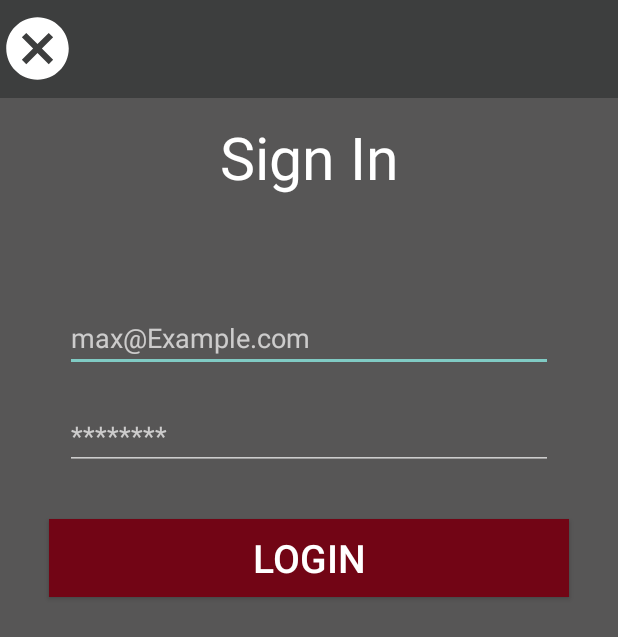
After one commit to ebrahemkofe/Delivery-boot, an Android app: the LoginActivity screen opened directly, with no data from a screen before it, on a phone screen of 412 x 824 dp. The commit adds this screen. Shown: the top 637 px of the screen. Run offline under Robolectric (Android 15) with nearby library versions, the phone set to English and light mode, and no system bars; our stand-ins replace sdp/ssp sizes.

Commit message:
Add Login Activity

```diff
--- a/app/src/main/AndroidManifest.xml
+++ b/app/src/main/AndroidManifest.xml
@@ -18,18 +18,18 @@
         android:roundIcon="@mipmap/ic_launcher_round"
         android:supportsRtl="true"
         android:theme="@style/Theme.AppCompat.NoActionBar">
-
-        <activity android:name=".ui.MainActivity"> </activity>
-
+        <activity
+            android:name=".ui.LoginActivity"
+            android:exported="false" />
+        <activity android:name=".ui.MainActivity"></activity>
         <activity android:name=".ui.side_menu">
             <intent-filter>
-            <action android:name="android.intent.action.MAIN" />
+                <action android:name="android.intent.action.MAIN" />
 
-            <category android:name="android.intent.category.LAUNCHER" />
-        </intent-filter>
+                <category android:name="android.intent.category.LAUNCHER" />
+            </intent-filter>
         </activity>
-
-        <activity android:name=".ui.ManualControlActivity"> </activity>
+        <activity android:name=".ui.ManualControlActivity"></activity>
     </application>
 
 </manifest>
--- /dev/null
+++ b/app/src/main/java/com/graduation/deliveryboot/ui/LoginActivity.java
@@ -0,0 +1,14 @@
+package com.graduation.deliveryboot.ui;
+
+import androidx.appcompat.app.AppCompatActivity;
+import android.os.Bundle;
+import com.graduation.deliveryboot.R;
+
+public class LoginActivity extends AppCompatActivity {
+
+    @Override
+    protected void onCreate(Bundle savedInstanceState) {
+        super.onCreate(savedInstanceState);
+        setContentView(R.layout.activity_login);
+    }
+}
--- /dev/null
+++ b/app/src/main/res/drawable/cancel_icon.xml
@@ -0,0 +1,5 @@
+<vector android:height="50dp" android:tint="#FFFFFF"
+    android:viewportHeight="24" android:viewportWidth="24"
+    android:width="50dp" xmlns:android="http://schemas.android.com/apk/res/android">
+    <path android:fillColor="@android:color/white" android:pathData="M12,2C6.47,2 2,6.47 2,12s4.47,10 10,10 10,-4.47 10,-10S17.53,2 12,2zM17,15.59L15.59,17 12,13.41 8.41,17 7,15.59 10.59,12 7,8.41 8.41,7 12,10.59 15.59,7 17,8.41 13.41,12 17,15.59z"/>
+</vector>
--- /dev/null
+++ b/app/src/main/res/layout/activity_login.xml
@@ -0,0 +1,67 @@
+<?xml version="1.0" encoding="utf-8"?>
+<RelativeLayout
+    xmlns:android="http://schemas.android.com/apk/res/android"
+    xmlns:app="http://schemas.android.com/apk/res-auto"
+    xmlns:tools="http://schemas.android.com/tools"
+    android:layout_width="match_parent"
+    android:layout_height="match_parent"
+    android:background="@color/greyBackground"
+    tools:context=".ui.LoginActivity">
+
+    <LinearLayout
+        android:layout_width="match_parent"
+        android:layout_height="@dimen/_50sdp"
+        android:gravity="center_vertical"
+        android:background="@color/darkGreyBackground">
+
+        <ImageView
+            android:id="@+id/ExitIcon"
+            android:layout_width="wrap_content"
+            android:layout_height="wrap_content"
+            android:src="@drawable/cancel_icon"/>
+
+    </LinearLayout>
+    <TextView
+        android:id="@+id/loginText"
+        android:layout_width="match_parent"
+        android:layout_height="wrap_content"
+        android:gravity="center"
+        android:layout_marginBottom="@dimen/_60sdp"
+        android:layout_marginTop="@dimen/_60sdp"
+        android:text="Sign In"
+        android:textColor="@color/white"
+        android:textSize="@dimen/_30sdp" />
+
+    <EditText
+        android:id="@+id/EmailText"
+        android:layout_width="@dimen/_250sdp"
+        android:layout_height="@dimen/_30sdp"
+        android:layout_below="@+id/loginText"
+        android:layout_centerHorizontal="true"
+        android:textColor="@color/white"
+        android:hint="max@Example.com"
+        android:inputType="textEmailAddress" />
+
+    <EditText
+        android:id="@+id/PasswordText"
+        android:layout_width="@dimen/_250sdp"
+        android:layout_height="@dimen/_30sdp"
+        android:layout_below="@+id/EmailText"
+        android:layout_centerHorizontal="true"
+        android:layout_marginTop="@dimen/_20sdp"
+        android:textColor="@color/white"
+        android:inputType="textPassword"
+        android:hint="********" />
+
+   <Button
+       android:layout_width="match_parent"
+       android:layout_height="@dimen/_40sdp"
+       android:layout_below="@+id/PasswordText"
+       android:layout_margin="@dimen/_25sdp"
+       android:text="Login"
+       android:textSize="@dimen/_20sdp"
+       android:background="@color/button_color"/>
+
+
+
+</RelativeLayout>
--- a/app/src/main/res/layout/nav_header_side_menu.xml
+++ b/app/src/main/res/layout/nav_header_side_menu.xml
@@ -63,7 +63,10 @@
             android:layout_height="@dimen/_25sdp"
             android:layout_below="@+id/enter_account"
             android:layout_alignParentEnd="true"
-            android:layout_margin="@dimen/_10sdp"
+            android:layout_marginStart="@dimen/_10sdp"
+            android:layout_marginTop="@dimen/_10sdp"
+            android:layout_marginEnd="@dimen/_10sdp"
+            android:layout_marginBottom="@dimen/_10sdp"
             android:background="@color/button_color"
             android:padding="@dimen/_5sdp"
             android:text="login / sign up"
```
